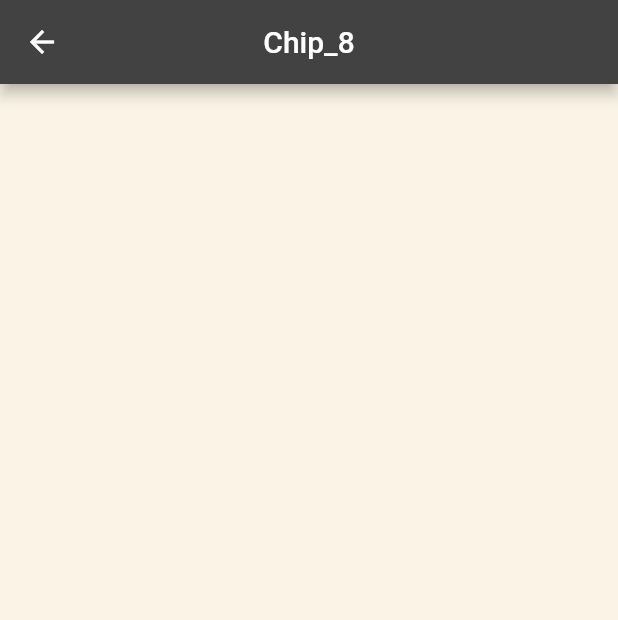
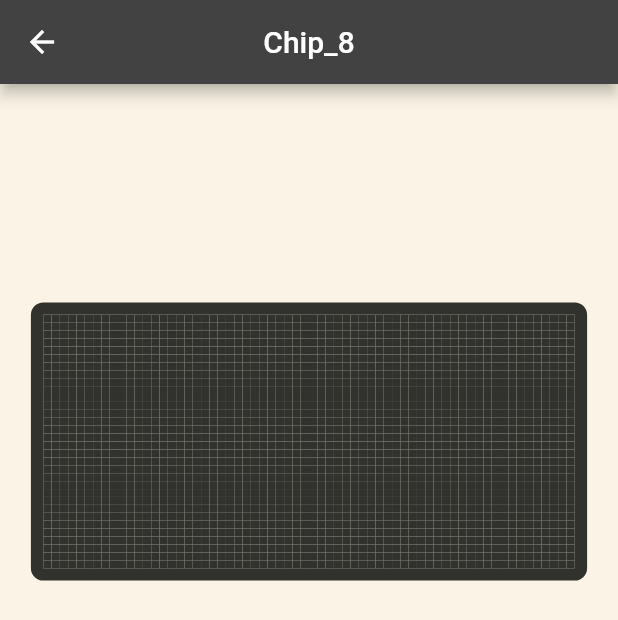
Before and after one commit to Literal-Eval/Chip_8-Flutter, a Flutter app: the screen it shows after launch, after a tap on "Load", on a phone screen of 412 x 824 dp. Shown: the top 620 px of the screen. Run offline on Flutter 3.47's test engine with Material 2 defaults, Android fonts, the phone set to English and light mode, and no system bars; our stand-ins replace just_audio; missing offline and left inert: audio_session, dart:ffi, just_audio_web.

Commit message:
implement screen

```diff
--- a/lib/main.dart
+++ b/lib/main.dart
@@ -2,6 +2,7 @@ import 'package:chip_8_flutter/data/constants.dart';
 import 'package:chip_8_flutter/models/speaker.dart';
 import 'package:chip_8_flutter/screens/console.dart';
 import 'package:chip_8_flutter/core/file_handler.dart';
+import 'package:chip_8_flutter/utils/size_config.dart';
 import 'package:flutter/material.dart';
 
 void main() async {
@@ -22,8 +23,20 @@ void main() async {
   await Speaker.load();
 }
 
-class Chip extends StatelessWidget {
+class Chip extends StatefulWidget {
   const Chip({Key? key}) : super(key: key);
+
+  @override
+  State<Chip> createState() => _ChipState();
+}
+
+class _ChipState extends State<Chip> {
+  @override
+  void didChangeDependencies() {
+    super.didChangeDependencies();
+
+    SizeConfig.init(context);
+  }
 
   @override
   Widget build(BuildContext context) {
--- a/lib/screens/console.dart
+++ b/lib/screens/console.dart
@@ -1,4 +1,4 @@
-import 'package:chip_8_flutter/data/constants.dart';
+import 'package:chip_8_flutter/widgets/screen.dart';
 import 'package:flutter/material.dart';
 
 class Console extends StatefulWidget {
@@ -16,6 +16,16 @@ class _ConsoleState extends State<Console> {
         centerTitle: true,
         title: const Text('Chip_8'),
       ),
+      body: Column(
+        crossAxisAlignment: CrossAxisAlignment.center,
+        mainAxisAlignment: MainAxisAlignment.spaceAround,
+        children: const [
+          Screen(),
+          SizedBox(
+            width: double.infinity,
+          )
+        ],
+      ),
     );
   }
 }
--- a/lib/widgets/screen.dart
+++ b/lib/widgets/screen.dart
@@ -1,7 +1,10 @@
+import 'package:chip_8_flutter/data/constants.dart';
+import 'package:chip_8_flutter/models/screen_buffer.dart';
+import 'package:chip_8_flutter/utils/size_config.dart';
 import 'package:flutter/material.dart';
 
 class Screen extends StatefulWidget {
-  const Screen({ Key? key }) : super(key: key);
+  const Screen({Key? key}) : super(key: key);
 
   @override
   _ScreenState createState() => _ScreenState();
@@ -11,7 +14,52 @@ class _ScreenState extends State<Screen> {
   @override
   Widget build(BuildContext context) {
     return Container(
-
+      width: SizeConfig.widthPercent * 90,
+      height: SizeConfig.widthPercent * 45,
+      decoration: BoxDecoration(
+        borderRadius: BorderRadius.circular(SizeConfig.widthPercent * 2),
+        border: Border.all(
+          color: kSecondaryColor,
+          width: SizeConfig.widthPercent * 2,
+        ),
+      ),
+      child: CustomPaint(
+        child: SizedBox(
+          width: SizeConfig.widthPercent * 90,
+          height: SizeConfig.widthPercent * 45,
+        ),
+        painter: ScreenPainter(),
+      ),
     );
   }
 }
+
+class ScreenPainter extends CustomPainter {
+  @override
+  void paint(Canvas canvas, Size size) {
+    final paint = Paint()
+      ..style = PaintingStyle.fill
+      ..color = kSecondaryColor
+      ..strokeJoin = StrokeJoin.round;
+
+    final double blockHeight = size.height / 32;
+    final double blockWidth = size.width / 64;
+
+    for (int y = 0; y < 32; y++) {
+      for (int x = 0; x < 64; x++) {
+        if (ScreenBuffer.buffer[y][x] == 0) {
+          canvas.drawRect(
+            Rect.fromLTWH(
+                x * blockWidth, y * blockHeight, blockWidth, blockHeight),
+            paint,
+          );
+        }
+      }
+    }
+  }
+
+  @override
+  bool shouldRepaint(covariant CustomPainter oldDelegate) {
+    return true;
+  }
+}
```
